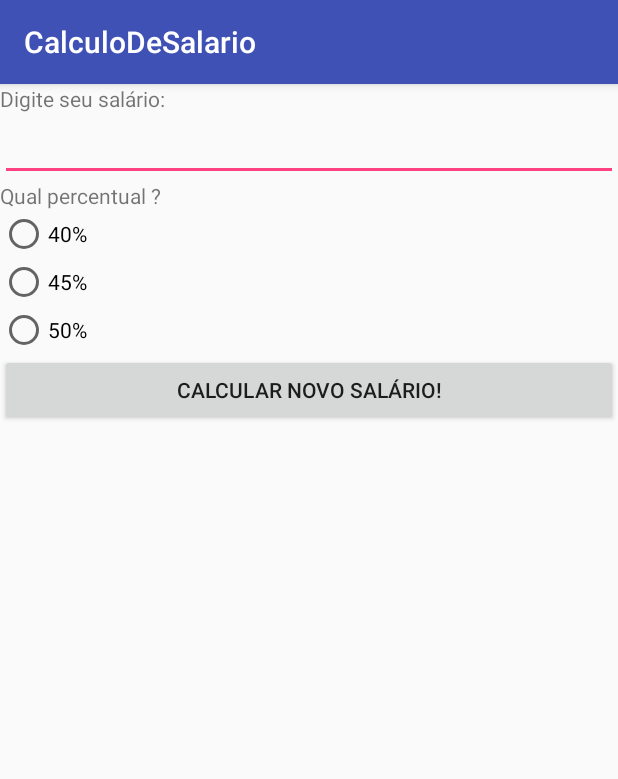
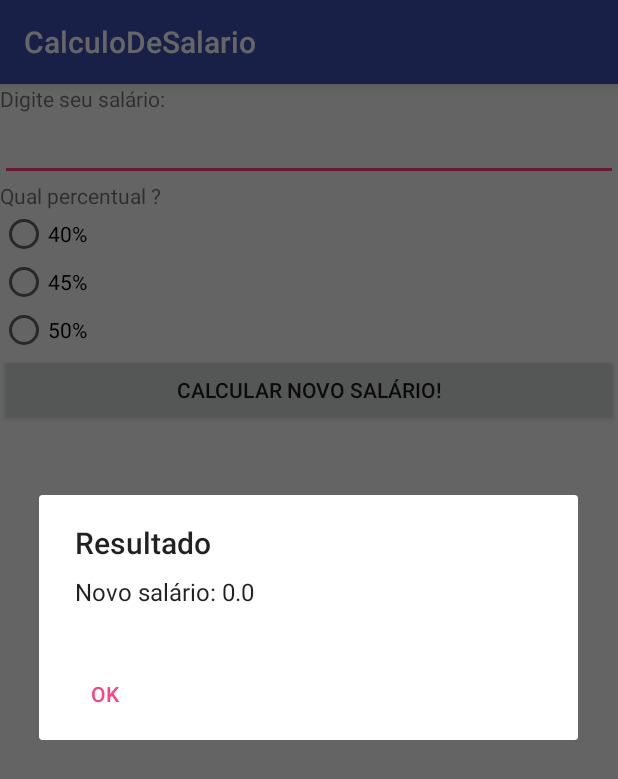
Before and after one commit to maromo71/Android-1, an Android app: the screen it shows after launch (SalarioActivity), after a tap on "CALCULAR NOVO SALÁRIO!", on a phone screen of 412 x 824 dp. Shown: the top 779 px of the screen. Run offline under Robolectric (Android 15) with nearby library versions, the phone set to English and light mode, and no system bars; 1 statement that could not run was skipped.

Commit message:
Exemplos CalculoSalario

```diff
--- a/CalculoDeSalario/app/src/main/java/faculdade/edu/br/calculodesalario/SalarioActivity.java
+++ b/CalculoDeSalario/app/src/main/java/faculdade/edu/br/calculodesalario/SalarioActivity.java
@@ -1,5 +1,6 @@
 package faculdade.edu.br.calculodesalario;
 
+import android.app.AlertDialog;
 import android.support.v7.app.AppCompatActivity;
 import android.os.Bundle;
 import android.view.View;
@@ -27,9 +28,16 @@ public class SalarioActivity extends AppCompatActivity {
             public void onClick(View view) {
                 double salario = Double.parseDouble(txtSalario.getText().toString());
                 int opcao = radioGroupo.getCheckedRadioButtonId();
+                if(opcao == R.id.radio40) salario *= 1.40;
+                if(opcao == R.id.radio45) salario *= 1.45;
+                if(opcao == R.id.radio50) salario *= 1.45;
+                AlertDialog.Builder cxDialogo = new AlertDialog.Builder(SalarioActivity.this);
 
+                cxDialogo.setTitle("Resultado");
+                cxDialogo.setMessage("Novo salário: " + Double.toString(salario));
+                cxDialogo.setNeutralButton("OK",null);
+                cxDialogo.show();
             }
         });
-
     }
 }
```
